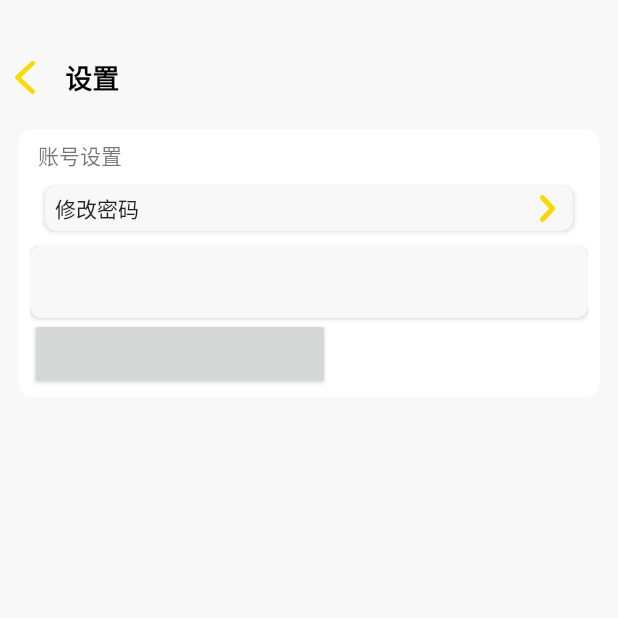
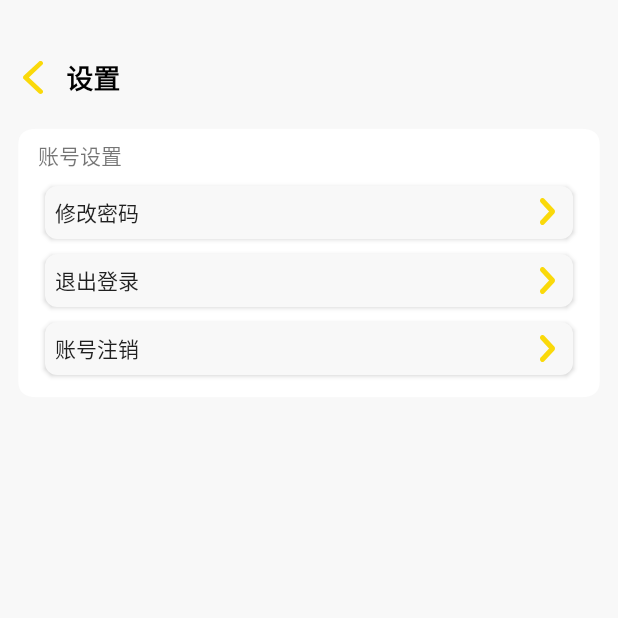
Before and after one commit to Licklin/MyMusic, an Android app: the screen it shows after launch (MainActivity), on a phone screen of 412 x 824 dp, the top half of it. Run offline under Robolectric (Android 15) with nearby library versions, the light colour scheme and no system bars.

Commit message:
设置页，完成设置主页账号设置部分的xml文件

```diff
--- a/app/src/main/res/layout/fragment_setting.xml
+++ b/app/src/main/res/layout/fragment_setting.xml
@@ -18,14 +18,14 @@
             android:id="@+id/setting_bank_bottom"
             android:layout_width="13dp"
             android:layout_height="22dp"
-            android:layout_marginLeft="10dp"
+            android:layout_marginLeft="15dp"
             android:background="@drawable/setting_bank_botton"
             android:clipToOutline="true" />
 
         <TextView
             android:layout_width="wrap_content"
             android:layout_height="wrap_content"
-            android:layout_marginLeft="20dp"
+            android:layout_marginLeft="15dp"
             android:text="@string/setting_head"
             android:textColor="@color/black"
             android:textSize="18sp"
@@ -65,8 +65,11 @@
 
             <Button
                 android:layout_width="match_parent"
-                android:layout_height="30dp"
-                android:layout_margin="10dp"
+                android:layout_height="35dp"
+                android:layout_marginLeft="10dp"
+                android:layout_marginTop="10dp"
+                android:layout_marginRight="10dp"
+                android:layout_marginBottom="0dp"
                 android:background="@drawable/setting_btn"
                 android:elevation="4dp"
                 android:gravity="start|center_vertical"
@@ -74,23 +77,51 @@
 
             <Button
                 android:layout_width="match_parent"
-                android:layout_height="wrap_content"
+                android:layout_height="35dp"
+                android:layout_margin="10dp"
                 android:background="@drawable/setting_btn"
-
-                />
+                android:elevation="4dp"
+                android:gravity="start|center_vertical"
+                android:text="  退出登录"/>
 
             <Button
-                android:layout_width="200dp"
-                android:layout_height="wrap_content" />
+                android:layout_width="match_parent"
+                android:layout_height="35dp"
+                android:layout_marginLeft="10dp"
+                android:layout_marginTop="0dp"
+                android:layout_marginRight="10dp"
+                android:layout_marginBottom="10dp"
+                android:background="@drawable/setting_btn"
+                android:elevation="4dp"
+                android:gravity="start|center_vertical"
+                android:text="  账号注销"/>
         </LinearLayout>
         <View
-            android:id="@+id/setting_btn_arrow"
+            android:id="@+id/setting_btn_arrow1"
             android:layout_width="10dp"
             android:layout_height="18dp"
             android:layout_marginLeft="360dp"
-            android:layout_marginTop="16dp"
+            android:layout_marginTop="18dp"
             android:background="@drawable/setting_btn_arrow"
             android:layout_below="@id/account_settings"
+            android:clipToOutline="true" />
+        <View
+            android:id="@+id/setting_btn_arrow2"
+            android:layout_width="10dp"
+            android:layout_height="18dp"
+            android:layout_marginLeft="360dp"
+            android:layout_marginTop="28dp"
+            android:background="@drawable/setting_btn_arrow"
+            android:layout_below="@id/setting_btn_arrow1"
+            android:clipToOutline="true" />
+        <View
+            android:id="@+id/setting_btn_arrow3"
+            android:layout_width="10dp"
+            android:layout_height="18dp"
+            android:layout_marginLeft="360dp"
+            android:layout_marginTop="27dp"
+            android:background="@drawable/setting_btn_arrow"
+            android:layout_below="@id/setting_btn_arrow2"
             android:clipToOutline="true" />
 
     </RelativeLayout>
```
